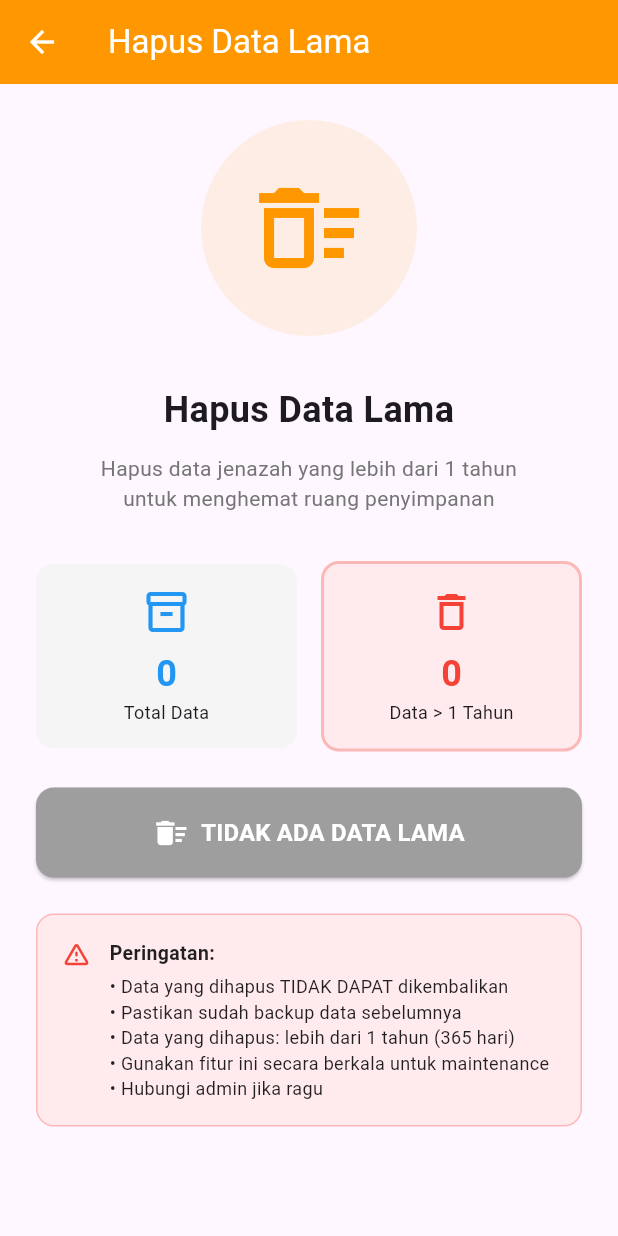
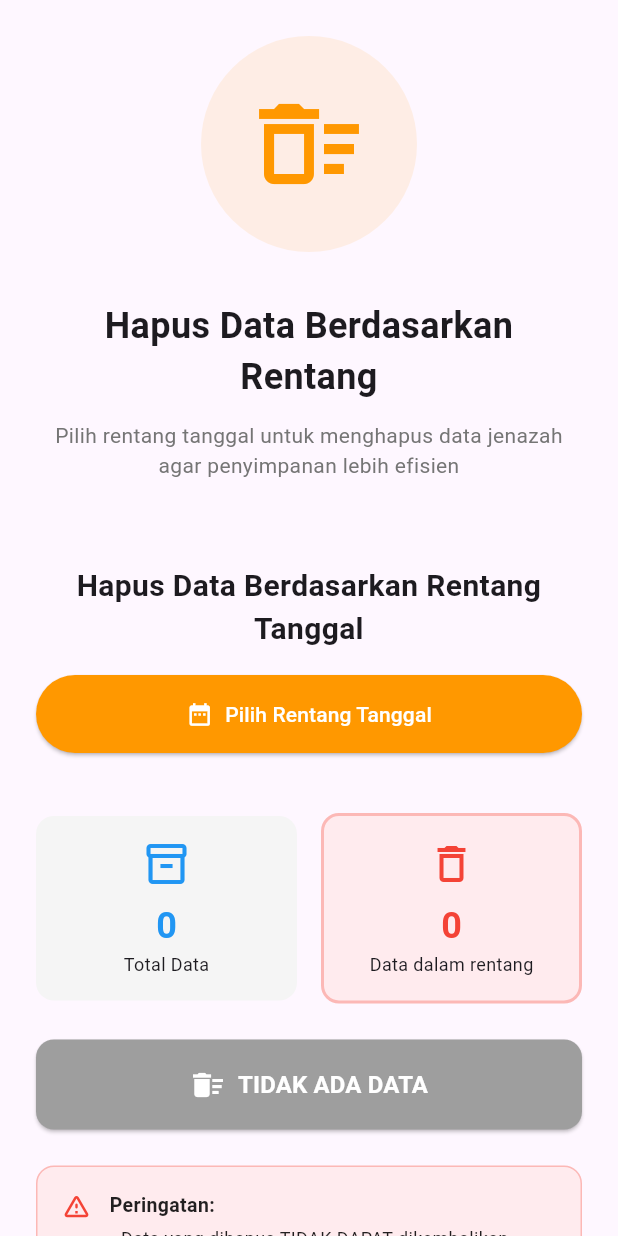
Before and after one commit to Ariel-F-S/cadavis, a Flutter app: the HapusDataLamaPage screen opened by its route, on a phone screen of 412 x 824 dp. Run offline on Flutter 3.47's test engine with Material 3 defaults, Android fonts, the phone set to English and light mode, and no system bars; our stand-ins replace device_info_plus, fl_chart, geolocator, image_picker, open_file, permission_handler and 2 more; missing offline and left inert: excel; accounts and stored records are empty.

Commit message:
update all

```diff
--- a/lib/main.dart
+++ b/lib/main.dart
@@ -2,7 +2,6 @@ import 'package:flutter/material.dart';
 import 'package:intl/date_symbol_data_local.dart';
 import 'package:flutter_localizations/flutter_localizations.dart';
 
-// ✅ Tambahan import untuk reset database
 import 'package:sqflite/sqflite.dart';
 import 'package:path/path.dart';
 
@@ -16,7 +15,7 @@ import 'pages/riwayat_page.dart';
 import 'pages/kelola_data_page.dart';
 import 'pages/backup_page.dart';
 import 'pages/hapus_data_lama_page.dart';
-
+import 'pages/daftar_korban_hilang.dart';
 Future<void> main() async {
   WidgetsFlutterBinding.ensureInitialized();
   await initializeDateFormatting('id_ID', null);
@@ -71,7 +70,6 @@ class _CadavisAppState extends State<CadavisApp> {
 
       initialRoute: '/login',
 
-      // ✅ Gunakan onGenerateRoute agar bisa kirim argumen (role)
       onGenerateRoute: (settings) {
         switch (settings.name) {
           case '/splash':
@@ -105,6 +103,8 @@ class _CadavisAppState extends State<CadavisApp> {
             return MaterialPageRoute(builder: (_) => const BackupPage());
           case '/hapus-data-lama':
             return MaterialPageRoute(builder: (_) => const HapusDataLamaPage());
+           case '/korban-hilang':
+            return MaterialPageRoute(builder: (_) => const DaftarKorbanHilangPage());
           default:
             return null;
         }
--- a/lib/models/jenazah.dart
+++ b/lib/models/jenazah.dart
@@ -98,7 +98,7 @@ class Jenazah {
       koordinatGPS: map['koordinat_gps'],
       gambarPath: map['gambar_path'],
       gambarLokasiPath: map['gambar_lokasi_path'],
-      statusKorban: map['status_korban'] ?? 'Meninggal', // ✅ Default jika null
+      statusKorban: map['status_korban'] ?? 'Meninggal',
     );
   }
 }
--- a/lib/models/korban_hilang.dart
+++ b/lib/models/korban_hilang.dart
@@ -4,7 +4,11 @@ class KorbanHilang {
   final String jenisKelamin; // "Laki-laki" / "Perempuan"
   final String tanggalHilang;
   final String lokasi;
-  final String status; // contoh: "Belum ditemukan", "Ditemukan selamat", "Meninggal"
+  final String status; // "Belum ditemukan" / "Sudah ditemukan"
+  final String kondisi; // jika sudah ditemukan: "Masih hidup" / "Meninggal"
+  final String ciriFisik;
+  final String alamatRumah;
+  final String fotoPath;
 
   KorbanHilang({
     this.id,
@@ -13,6 +17,10 @@ class KorbanHilang {
     required this.tanggalHilang,
     required this.lokasi,
     required this.status,
+    required this.kondisi,
+    required this.ciriFisik,
+    required this.alamatRumah,
+    required this.fotoPath,
   });
 
   Map<String, dynamic> toMap() {
@@ -23,6 +31,10 @@ class KorbanHilang {
       'tanggal_hilang': tanggalHilang,
       'lokasi': lokasi,
       'status': status,
+      'kondisi': kondisi,
+      'ciri_fisik': ciriFisik,
+      'alamat_rumah': alamatRumah,
+      'foto_path': fotoPath,
     };
   }
 
@@ -34,6 +46,10 @@ class KorbanHilang {
       tanggalHilang: map['tanggal_hilang'],
       lokasi: map['lokasi'],
       status: map['status'],
+      kondisi: map['kondisi'] ?? '',
+      ciriFisik: map['ciri_fisik'] ?? '',
+      alamatRumah: map['alamat_rumah'] ?? '',
+      fotoPath: map['foto_path'] ?? '',
     );
   }
 
@@ -44,6 +60,10 @@ class KorbanHilang {
     String? tanggalHilang,
     String? lokasi,
     String? status,
+    String? kondisi,
+    String? ciriFisik,
+    String? alamatRumah,
+    String? fotoPath,
   }) {
     return KorbanHilang(
       id: id ?? this.id,
@@ -52,6 +72,10 @@ class KorbanHilang {
       tanggalHilang: tanggalHilang ?? this.tanggalHilang,
       lokasi: lokasi ?? this.lokasi,
       status: status ?? this.status,
+      kondisi: kondisi ?? this.kondisi,
+      ciriFisik: ciriFisik ?? this.ciriFisik,
+      alamatRumah: alamatRumah ?? this.alamatRumah,
+      fotoPath: fotoPath ?? this.fotoPath,
     );
   }
 }
--- a/lib/pages/hapus_data_lama_page.dart
+++ b/lib/pages/hapus_data_lama_page.dart
@@ -17,12 +17,41 @@ class _HapusDataLamaPageState extends State<HapusDataLamaPage> {
   int _oldDataCount = 0;
   List<Jenazah> _oldData = [];
 
+  DateTime? _startDate;
+  DateTime? _endDate;
+
   @override
   void initState() {
     super.initState();
     _loadData();
   }
 
+  Future<void> _pickDateRange() async {
+    final pickedStart = await showDatePicker(
+      context: context,
+      initialDate: DateTime.now(), // langsung hari ini
+      firstDate: DateTime(2000), // batas paling awal
+      lastDate: DateTime.now(), // batas paling akhir
+      );
+
+    if (pickedStart == null) return;
+
+    final pickedEnd = await showDatePicker(
+      context: context,
+      initialDate: DateTime.now(),
+      firstDate: pickedStart,
+      lastDate: DateTime.now(),
+    );
+
+    if (pickedEnd == null) return;
+
+    setState(() {
+      _startDate = pickedStart;
+      _endDate = pickedEnd;
+    });
+
+    _loadData();
+  }
   Future<void> _loadData() async {
     setState(() {
       _isLoading = true;
@@ -30,28 +59,27 @@ class _HapusDataLamaPageState extends State<HapusDataLamaPage> {
 
     try {
     final allData = await DatabaseHelper.instance.getAllJenazah();
-      final oneYearAgo = DateTime.now().subtract(const Duration(days: 365));
 
       final oldData = allData.where((jenazah) {
         try {
           DateTime jenazahDate;
-
             if (jenazah.tanggalPenemuan.contains('/')) {
-            final dateParts = jenazah.tanggalPenemuan.split('/');
+            final parts = jenazah.tanggalPenemuan.split('/');
             jenazahDate = DateTime(
-              int.parse(dateParts[2]),
-              int.parse(dateParts[1]),
-              int.parse(dateParts[0]),
+              int.parse(parts[2]),
+              int.parse(parts[1]),
+              int.parse(parts[0]),
             );
-          } else if (jenazah.tanggalPenemuan.contains('-')) {
+          } else {
             jenazahDate = DateTime.parse(jenazah.tanggalPenemuan);
-          } else {
-            return false;
           }
 
-          return jenazahDate.isBefore(oneYearAgo);
-        } catch (e) {
-          debugPrint('Error parsing date: ${jenazah.tanggalPenemuan}');
+          if (_startDate != null && _endDate != null) {
+            return jenazahDate.isAfter(_startDate!) &&
+                   jenazahDate.isBefore(_endDate!);
+          }
+          return false;
+        } catch (_) {
           return false;
         }
       }).toList();
@@ -70,10 +98,7 @@ class _HapusDataLamaPageState extends State<HapusDataLamaPage> {
           _isLoading = false;
         });
         ScaffoldMessenger.of(context).showSnackBar(
-          SnackBar(
-            content: Text('Error: $e'),
-            backgroundColor: Colors.red,
-          ),
+          SnackBar(content: Text('Error: $e'), backgroundColor: Colors.red),
         );
       }
     }
@@ -83,20 +108,19 @@ class _HapusDataLamaPageState extends State<HapusDataLamaPage> {
     if (_oldDataCount == 0) {
       ScaffoldMessenger.of(context).showSnackBar(
         const SnackBar(
-          content: Text('✓ Tidak ada data lama yang perlu dihapus'),
+          content: Text('✓ Tidak ada data dalam rentang yang dipilih'),
           backgroundColor: Colors.green,
         ),
       );
       return;
     }
 
-    // Konfirmasi
       final confirm = await showDialog<bool>(
       context: context,
       builder: (context) => AlertDialog(
         title: const Text('⚠️ Konfirmasi Hapus'),
         content: Text(
-          'Anda akan menghapus $_oldDataCount data yang lebih dari 1 tahun.\n\n'
+          'Anda akan menghapus $_oldDataCount data dalam rentang tanggal.\n\n'
           '⚠️ AKSI INI TIDAK DAPAT DIBATALKAN!\n\n'
           'Pastikan Anda sudah melakukan backup data sebelumnya.\n\n'
           'Lanjutkan?',
@@ -126,7 +150,6 @@ class _HapusDataLamaPageState extends State<HapusDataLamaPage> {
 
     try {
       int deletedCount = 0;
-
         for (var jenazah in _oldData) {
         if (jenazah.id != null) {
           await DatabaseHelper.instance.deleteJenazah(jenazah.id!);
@@ -138,23 +161,12 @@ class _HapusDataLamaPageState extends State<HapusDataLamaPage> {
 
       ScaffoldMessenger.of(context).showSnackBar(
         SnackBar(
-          content: Text('✓ Berhasil menghapus $deletedCount data lama'),
+          content: Text('✓ Berhasil menghapus $deletedCount data'),
           backgroundColor: Colors.green,
-          duration: const Duration(seconds: 3),
           ),
       );
 
-      // Reload data
     await _loadData();
-
-    } catch (e) {
-      if (!mounted) return;
-      ScaffoldMessenger.of(context).showSnackBar(
-        SnackBar(
-          content: Text('✗ Gagal menghapus data: $e'),
-          backgroundColor: Colors.red,
-        ),
-      );
     } finally {
       if (mounted) {
         setState(() {
@@ -163,17 +175,12 @@ class _HapusDataLamaPageState extends State<HapusDataLamaPage> {
       }
     }
   }
-
   @override
   Widget build(BuildContext context) {
     final isDark = Theme.of(context).brightness == Brightness.dark;
 
     return Scaffold(
-      appBar: AppBar(
-        title: const Text('Hapus Data Lama'),
-        backgroundColor: Colors.orange,
-        foregroundColor: Colors.white,
-      ),
+
       body: _isLoading
           ? const Center(child: CircularProgressIndicator())
           : SingleChildScrollView(
@@ -198,7 +205,7 @@ class _HapusDataLamaPageState extends State<HapusDataLamaPage> {
                     const SizedBox(height: 32),
 
                     const Text(
-                      'Hapus Data Lama',
+                      'Hapus Data Berdasarkan Rentang',
                       style: TextStyle(
                         fontSize: 24,
                         fontWeight: FontWeight.bold,
@@ -209,7 +216,7 @@ class _HapusDataLamaPageState extends State<HapusDataLamaPage> {
                     const SizedBox(height: 12),
 
                     Text(
-                      'Hapus data jenazah yang lebih dari 1 tahun\nuntuk menghemat ruang penyimpanan',
+                      'Pilih rentang tanggal untuk menghapus data jenazah\nagar penyimpanan lebih efisien',
                       style: TextStyle(
                         fontSize: 14,
                         color: Colors.grey[600],
@@ -219,6 +226,50 @@ class _HapusDataLamaPageState extends State<HapusDataLamaPage> {
 
                     const SizedBox(height: 32),
 
+                    if (_startDate != null && _endDate != null)
+                      Text(
+                        'Rentang: ${_startDate!.toLocal()} - ${_endDate!.toLocal()}',
+                        textAlign: TextAlign.center,
+                        style: TextStyle(
+                          fontSize: 14,
+                          color: isDark ? Colors.white70 : Colors.black87,
+                        ),
+                      ),
+
+                    const SizedBox(height: 24),
+                    // tanggal picker
+                    Column(
+                      crossAxisAlignment: CrossAxisAlignment.stretch,
+                      children: [
+                        const Text(
+                          'Hapus Data Berdasarkan Rentang Tanggal',
+                          style: TextStyle(
+                            fontSize: 20,
+                            fontWeight: FontWeight.bold,
+                          ),
+                          textAlign: TextAlign.center,
+                        ),
+                        const SizedBox(height: 16),
+                        ElevatedButton.icon(
+                          icon: const Icon(Icons.date_range),
+                          label: const Text('Pilih Rentang Tanggal'),
+                          onPressed: _pickDateRange,
+                          style: ElevatedButton.styleFrom(
+                            padding: const EdgeInsets.symmetric(vertical: 16),
+                            backgroundColor: Colors.orange,
+                            foregroundColor: Colors.white,
+                          ),
+                        ),
+                        const SizedBox(height: 16),
+                        if (_startDate != null && _endDate != null)
+                          Text(
+                            'Rentang: ${_startDate!.toLocal()} - ${_endDate!.toLocal()}',
+                            textAlign: TextAlign.center,
+                          ),
+                        const SizedBox(height: 24),
+                        // lanjut ke statistik, list data, tombol hapus, dll
+                      ],
+                    ),
                     // Statistik
                     Row(
                       children: [
@@ -233,11 +284,8 @@ class _HapusDataLamaPageState extends State<HapusDataLamaPage> {
                             ),
                             child: Column(
                               children: [
-                                const Icon(
-                                  Icons.inventory_2_outlined,
-                                  color: Colors.blue,
-                                  size: 32,
-                                ),
+                                const Icon(Icons.inventory_2_outlined,
+                                    color: Colors.blue, size: 32),
                                 const SizedBox(height: 8),
                                 Text(
                                   '$_totalData',
@@ -247,17 +295,13 @@ class _HapusDataLamaPageState extends State<HapusDataLamaPage> {
                                     color: Colors.blue,
                                   ),
                                 ),
-                                const Text(
-                                  'Total Data',
-                                  style: TextStyle(fontSize: 12),
-                                ),
+                                const Text('Total Data',
+                                    style: TextStyle(fontSize: 12)),
                               ],
                             ),
                           ),
                         ),
-
                         const SizedBox(width: 16),
-
                         Expanded(
                           child: Container(
                             padding: const EdgeInsets.all(16),
@@ -273,11 +317,8 @@ class _HapusDataLamaPageState extends State<HapusDataLamaPage> {
                             ),
                             child: Column(
                               children: [
-                                const Icon(
-                                  Icons.delete_outline,
-                                  color: Colors.red,
-                                  size: 32,
-                                ),
+                                const Icon(Icons.delete_outline,
+                                    color: Colors.red, size: 32),
                                 const SizedBox(height: 8),
                                 Text(
                                   '$_oldDataCount',
@@ -287,10 +328,8 @@ class _HapusDataLamaPageState extends State<HapusDataLamaPage> {
                                     color: Colors.red,
                                   ),
                                 ),
-                                const Text(
-                                  'Data > 1 Tahun',
-                                  style: TextStyle(fontSize: 12),
-                                ),
+                                const Text('Data dalam rentang',
+                                    style: TextStyle(fontSize: 12)),
                               ],
                             ),
                           ),
@@ -299,7 +338,6 @@ class _HapusDataLamaPageState extends State<HapusDataLamaPage> {
                     ),
 
                     const SizedBox(height: 24),
-
                     // List data lama
                     if (_oldDataCount > 0) ...[
                       const Text(
@@ -380,8 +418,8 @@ class _HapusDataLamaPageState extends State<HapusDataLamaPage> {
                           _isDeleting
                               ? 'MENGHAPUS...'
                               : _oldDataCount > 0
-                                  ? 'HAPUS DATA LAMA'
-                                  : 'TIDAK ADA DATA LAMA',
+                                  ? 'HAPUS DATA RENTANG'
+                                  : 'TIDAK ADA DATA',
                           style: const TextStyle(
                             fontSize: 16,
                             fontWeight: FontWeight.bold,
@@ -438,7 +476,7 @@ class _HapusDataLamaPageState extends State<HapusDataLamaPage> {
                                 Text(
                                   '• Data yang dihapus TIDAK DAPAT dikembalikan\n'
                                   '• Pastikan sudah backup data sebelumnya\n'
-                                  '• Data yang dihapus: lebih dari 1 tahun (365 hari)\n'
+                                  '• Data yang dihapus: sesuai rentang tanggal yang dipilih\n'
                                   '• Gunakan fitur ini secara berkala untuk maintenance\n'
                                   '• Hubungi admin jika ragu',
                                   style: TextStyle(
--- a/lib/pages/input_page.dart
+++ b/lib/pages/input_page.dart
@@ -607,7 +607,7 @@ class _InputJenazahPageState extends State<InputJenazahPage> {
               ),
               const SizedBox(height: 12),
 
-              // ✅ TAMBAHAN: Status Korban (Hidup/Meninggal)
+              // Status Korban (Hidup/Meninggal)
               Card(
                 color: isDark
                     ? const Color(0xFF1E1E1E)
```
Also changed, not shown: lib/db/database_helper.dart (+43 -16 lines), lib/pages/daftar_korban_hilang.dart (+60 -10 lines), lib/pages/dashboard_page.dart (+51 -81 lines), lib/pages/input_korban_hilang.dart (added, +135 -0 lines), lib/pages/login_page.dart (+14 -1 lines), lib/pages/menu_korban-hilang.dart (added, +77 -0 lines). Lines whose indentation alone changed are shown as unchanged.
